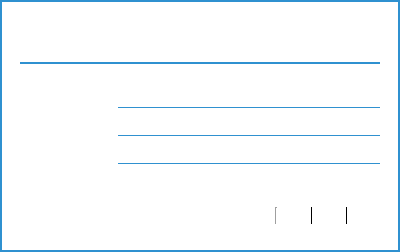
Above: parsec/core/gui/forms/workspace_button.ui from Scille/parsec-cloud before the change. Below: the same form after it.
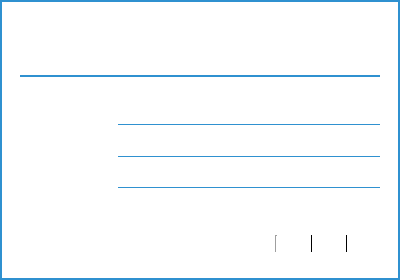
That is the form after the change. Icons and pictures are not drawn.

Commit message: [GUI] Fixed workspace name display and icons

Patch:
```diff
--- a/parsec/core/gui/forms/workspace_button.ui
+++ b/parsec/core/gui/forms/workspace_button.ui
@@ -7,7 +7,7 @@
     <x>0</x>
     <y>0</y>
     <width>400</width>
-    <height>244</height>
+    <height>280</height>
    </rect>
   </property>
   <property name="minimumSize">
@@ -19,7 +19,7 @@
   <property name="maximumSize">
    <size>
     <width>400</width>
-    <height>300</height>
+    <height>280</height>
    </size>
   </property>
   <property name="font">
@@ -96,18 +96,18 @@
           <property name="minimumSize">
            <size>
             <width>0</width>
-            <height>32</height>
+            <height>45</height>
            </size>
           </property>
           <property name="maximumSize">
            <size>
             <width>16777215</width>
-            <height>32</height>
+            <height>45</height>
            </size>
           </property>
           <property name="font">
            <font>
-            <pointsize>15</pointsize>
+            <pointsize>14</pointsize>
             <weight>75</weight>
             <bold>true</bold>
            </font>
```
Left out of the diff: 4 changed lines with no effect on the pictures. The commit also changes 8 other files.
